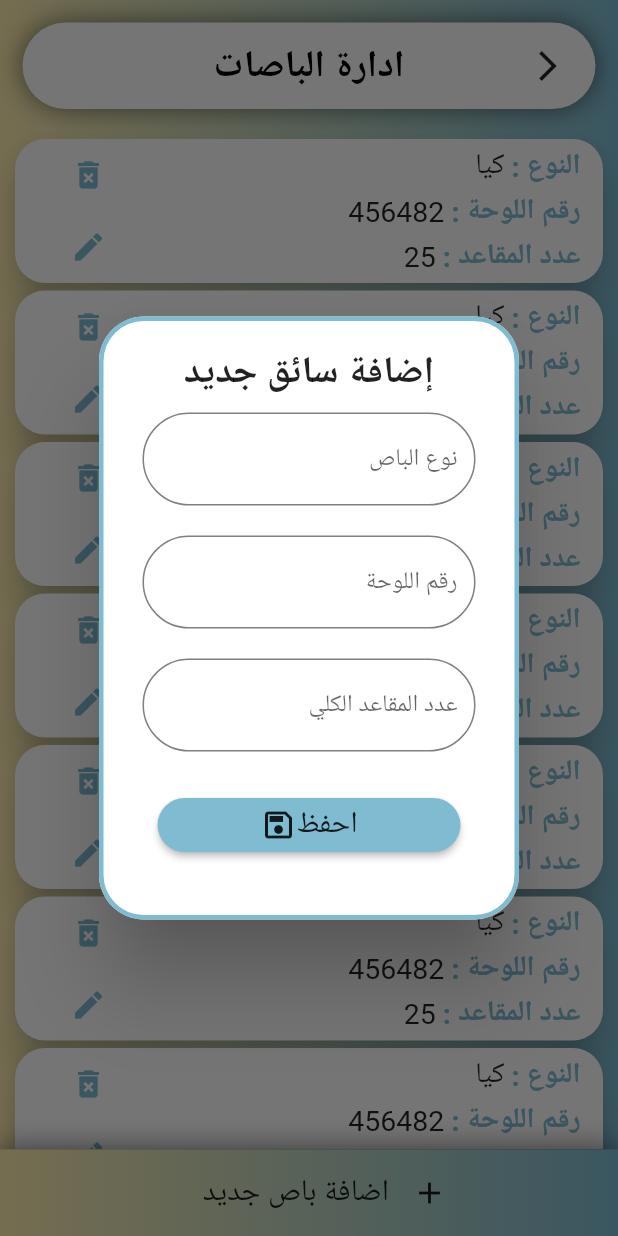
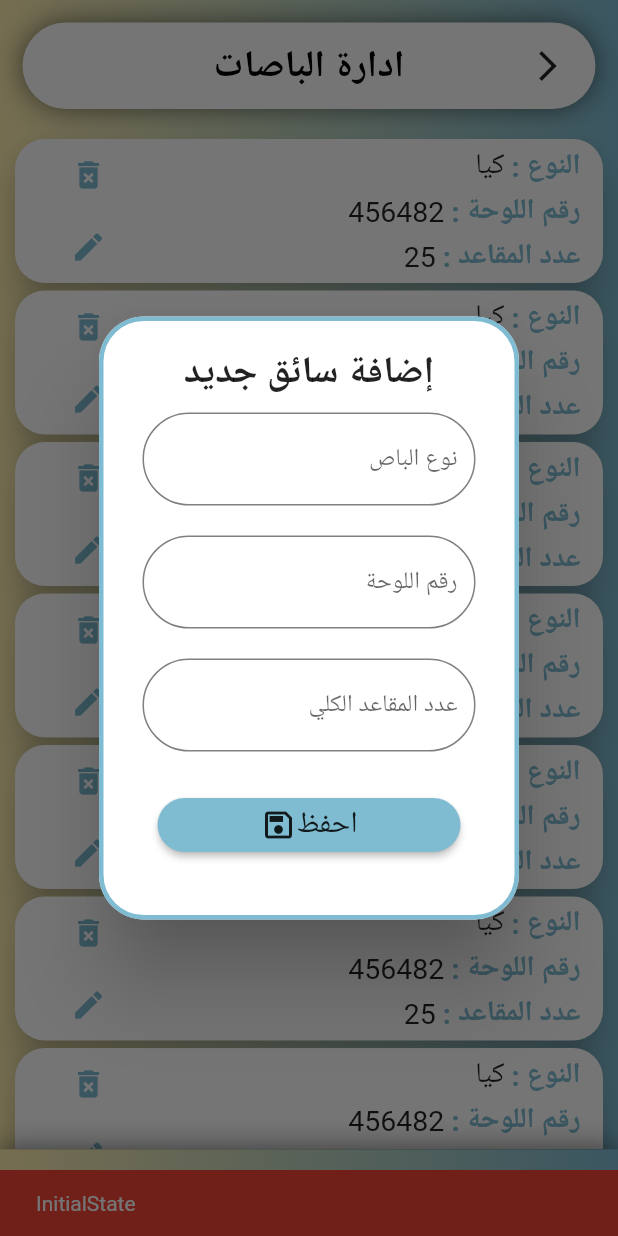
Before and after one commit to aouees/semesterial-project, a Flutter app: the BusManagementScreen screen opened directly, after a tap on "اضافة باص جديد", on a phone screen of 412 x 824 dp. Run offline on Flutter 3.47's test engine with Material 2 defaults, Android fonts, the phone set to English and light mode, and no system bars; our stand-ins replace bloc, flutter_bloc; missing offline and left inert: drop_down_list, dropdown_plus, smart_grid_view_nls.

Commit message:
Add state management Bloc and Cubit

```diff
--- /dev/null
+++ b/lib/Components/snack_bar.dart
@@ -0,0 +1,14 @@
+import 'package:flutter/cupertino.dart';
+import 'package:flutter/material.dart';
+import 'package:semesterial_project_admin/Constants/colors.dart';
+
+mySnackBar(String content, BuildContext context) {
+  ScaffoldMessenger.of(context).showSnackBar(SnackBar(
+    content: Text(
+      content,
+      style: const TextStyle(color: Colors.white),
+    ),
+    backgroundColor: Colors.red,
+    duration: const Duration(seconds: 1),
+  ));
+}
--- /dev/null
+++ b/lib/MyCubit/app_cubit.dart
@@ -0,0 +1,9 @@
+import 'package:bloc/bloc.dart';
+import 'package:flutter_bloc/flutter_bloc.dart';
+import '../MyCubit/app_states.dart';
+
+class AppCubit extends Cubit<AppStates> {
+  AppCubit() : super(InitialState());
+
+  static AppCubit get(context) => BlocProvider.of(context);
+}
--- /dev/null
+++ b/lib/MyCubit/app_states.dart
@@ -0,0 +1,13 @@
+abstract class AppStates {
+  @override
+  String toString() {
+    return stateName;
+  }
+
+  String get stateName;
+}
+
+class InitialState extends AppStates {
+  @override
+  String get stateName => 'InitialState';
+}
--- a/lib/Screens/bus_management_screen.dart
+++ b/lib/Screens/bus_management_screen.dart
@@ -1,10 +1,14 @@
 import 'package:flutter/material.dart';
+import 'package:flutter_bloc/flutter_bloc.dart';
+import 'package:semesterial_project_admin/MyCubit/app_cubit.dart';
+import 'package:semesterial_project_admin/MyCubit/app_states.dart';
 import '../Components/scaffold.dart';
 
 import '../Components/button.dart';
 import '../Components/card.dart';
 import '../Components/dialog.dart';
 import '../Components/forms_items.dart';
+import '../Components/snack_bar.dart';
 import '../Constants/colors.dart';
 
 class BusManagementScreen extends StatefulWidget {
@@ -21,6 +25,12 @@ class _BusManagementScreenState extends State<BusManagementScreen> {
 
   @override
   Widget build(BuildContext context) {
+    AppCubit appCubit = AppCubit.get(context);
+    return BlocConsumer<AppCubit, AppStates>(
+      listener: (context, state) {
+        mySnackBar(state.toString(), context);
+      },
+      builder: (context, state) {
         return myScaffold(
           context: context,
           header: myAppBar(
@@ -56,8 +66,13 @@ class _BusManagementScreenState extends State<BusManagementScreen> {
             title: 'اضافة باص جديد',
             icon: Icons.add,
             onPressed: () {
+              AppCubit.get(context).emit(InitialState());
               showBusDialog(context);
-            }));
+            },
+          ),
+        );
+      },
+    );
   }
 
   void showBusDialog(BuildContext context) {
--- a/pubspec.yaml
+++ b/pubspec.yaml
@@ -39,6 +39,8 @@ dependencies:
   dropdown_plus: ^0.0.9
   drop_down_list: ^0.0.4
   smart_grid_view_nls: ^0.2.2
+  bloc: ^8.1.0
+  flutter_bloc: ^8.1.1
 
 dev_dependencies:
   flutter_test:
```
Also changed, not shown: lib/Screens/driver_management_screen.dart (+11 -0 lines), lib/Screens/reservation_management_screen.dart (+24 -7 lines), lib/Screens/trip_management_screen.dart (+18 -4 lines), lib/Screens/user_management_screen.dart (+11 -0 lines), lib/Screens/user_trips_screen.dart (+13 -1 lines), lib/main.dart (+9 -3 lines), pubspec.lock. Lines whose indentation alone changed are shown as unchanged.
